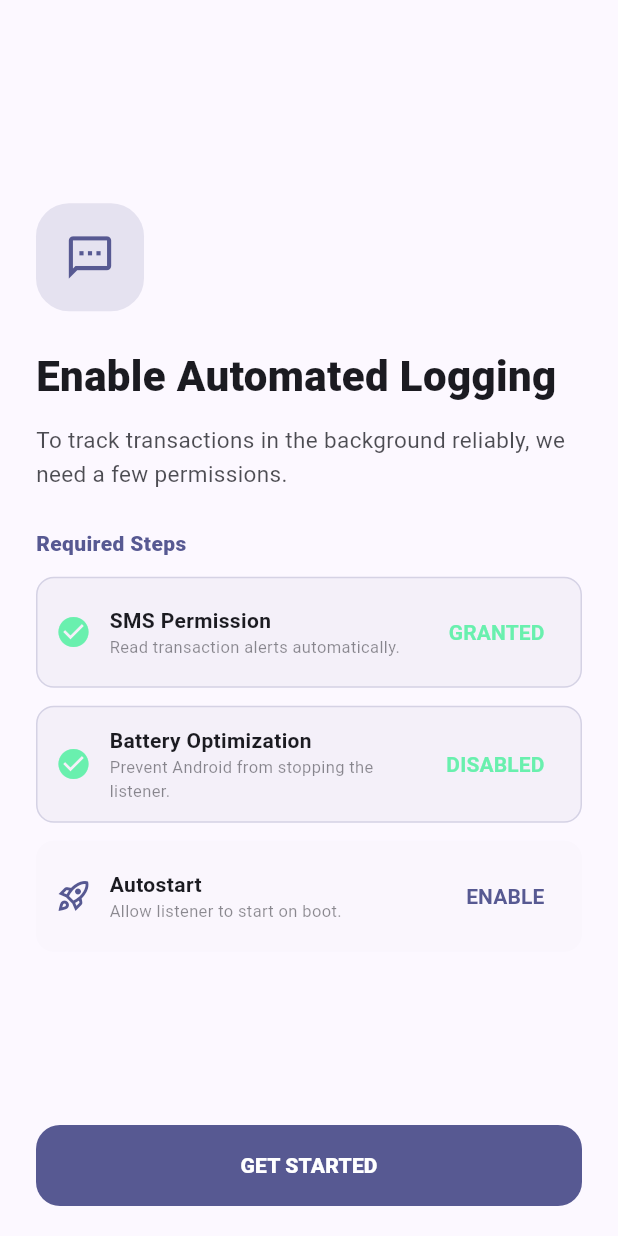
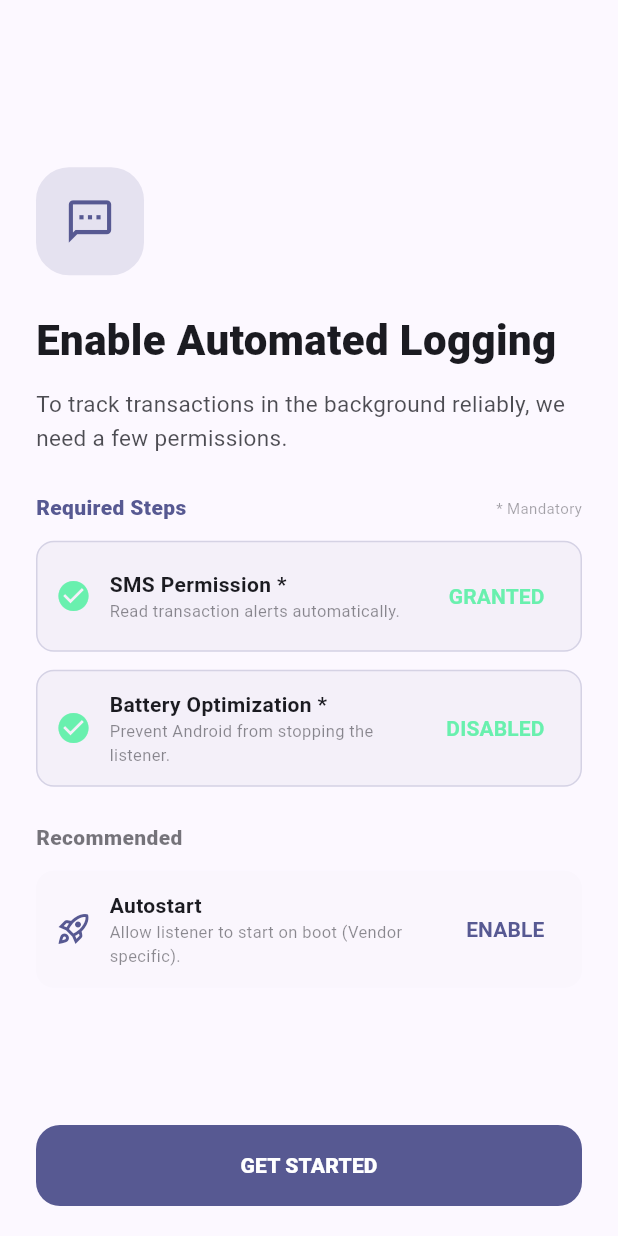
Before and after one commit to rxjith/Filous, a Flutter app: the SmsPermissionPage screen opened directly with empty values, after a tap on "GET STARTED", on a phone screen of 412 x 824 dp. Run offline on Flutter 3.47's test engine with Material 3 defaults, Android fonts, the phone set to English and light mode, and no system bars; drawn by our look-alikes of dynamic_color; our stand-ins replace firebase_auth, firebase_core, fl_chart, flutter_riverpod, google_sign_in, hive and 2 more; missing offline and left inert: android_intent_plus, another_telephony, app_settings; accounts and stored records are empty; network calls fail.

Commit message:
Login Persistence Fixed, Added Forced Permission Screen & Delete Transaction @ Transaction History Page

```diff
--- a/lib/sms_permission_page.dart
+++ b/lib/sms_permission_page.dart
@@ -6,12 +6,10 @@ import 'package:android_intent_plus/flag.dart';
 
 class SmsPermissionPage extends StatefulWidget {
   final VoidCallback onAllow;
-  final VoidCallback onSkip;
 
   const SmsPermissionPage({
     super.key,
     required this.onAllow,
-    required this.onSkip,
   });
 
   @override
@@ -137,6 +135,8 @@ class _SmsPermissionPageState extends State<SmsPermissionPage> with WidgetsBindi
                 ),
               ),
               const SizedBox(height: 24),
+              Row(
+                children: [
                   Text(
                     'Required Steps',
                     style: TextStyle(
@@ -144,19 +144,32 @@ class _SmsPermissionPageState extends State<SmsPermissionPage> with WidgetsBindi
                       color: theme.colorScheme.primary,
                     ),
                   ),
+                  const Spacer(),
+                  Text(
+                    '* Mandatory',
+                    style: TextStyle(
+                      fontSize: 10,
+                      color: theme.colorScheme.onSurface.withOpacity(0.4),
+                    ),
+                  ),
+                ],
+              ),
               const SizedBox(height: 12),
               _StepAction(
                 icon: Icons.sms_outlined,
-                title: 'SMS Permission',
+                title: 'SMS Permission *',
                 subtitle: 'Read transaction alerts automatically.',
-                onTap: widget.onAllow,
+                onTap: () async {
+                  await Permission.sms.request();
+                  _checkPermissions();
+                },
                 buttonLabel: _isSmsGranted ? 'GRANTED' : 'GRANT',
                 isGranted: _isSmsGranted,
               ),
               const SizedBox(height: 12),
               _StepAction(
                 icon: Icons.battery_saver_outlined,
-                title: 'Battery Optimization',
+                title: 'Battery Optimization *',
                 subtitle: 'Prevent Android from stopping the listener.',
                 onTap: () async {
                   await Permission.ignoreBatteryOptimizations.request();
@@ -168,11 +181,19 @@ class _SmsPermissionPageState extends State<SmsPermissionPage> with WidgetsBindi
                 buttonLabel: _isBatteryOptimDisabled ? 'DISABLED' : 'DISABLE',
                 isGranted: _isBatteryOptimDisabled,
               ),
+              const SizedBox(height: 24),
+              Text(
+                'Recommended',
+                style: TextStyle(
+                  fontWeight: FontWeight.w800,
+                  color: theme.colorScheme.onSurface.withOpacity(0.6),
+                ),
+              ),
               const SizedBox(height: 12),
               _StepAction(
                 icon: Icons.rocket_launch_outlined,
                 title: 'Autostart',
-                subtitle: 'Allow listener to start on boot.',
+                subtitle: 'Allow listener to start on boot (Vendor specific).',
                 onTap: _openAutostartSettings,
                 buttonLabel: _isAutostartEnabled ? 'ENABLED' : 'ENABLE',
                 isGranted: _isAutostartEnabled,
@@ -182,16 +203,15 @@ class _SmsPermissionPageState extends State<SmsPermissionPage> with WidgetsBindi
                 width: double.infinity,
                 height: 54,
                 child: ElevatedButton(
-                  onPressed: () {
-                    if (!allCriticalGranted) {
+                  onPressed: allCriticalGranted
+                    ? widget.onAllow
+                    : () {
                         ScaffoldMessenger.of(context).showSnackBar(
                           const SnackBar(
-                          content: Text('Please grant all required permissions for best results.'),
+                            content: Text('Please grant SMS and Battery permissions to continue.'),
                             behavior: SnackBarBehavior.floating,
                           ),
                         );
-                    }
-                    widget.onSkip();
                       },
                   style: ElevatedButton.styleFrom(
                     backgroundColor: allCriticalGranted
@@ -206,7 +226,7 @@ class _SmsPermissionPageState extends State<SmsPermissionPage> with WidgetsBindi
                     elevation: 0,
                   ),
                   child: Text(
-                    allCriticalGranted ? 'GET STARTED' : 'CONTINUE ANYWAY',
+                    allCriticalGranted ? 'GET STARTED' : 'GRANT REQUIRED PERMISSIONS',
                     style: const TextStyle(fontWeight: FontWeight.w800),
                   ),
                 ),
```
Also changed, not shown: lib/main.dart (+152 -161 lines), lib/transaction_history_page.dart (+118 -26 lines), lib/transaction_provider.dart (+7 -0 lines), 1 other file. Lines whose indentation alone changed are shown as unchanged.
